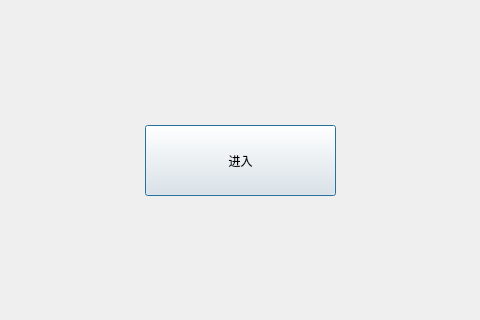
Before: the Qt Designer form identify/mdui.ui in hostmo/cang, drawn with Qt 5; both pictures show x 285 to 765 and y 265 to 585 of the 1043 by 694 pixel window.
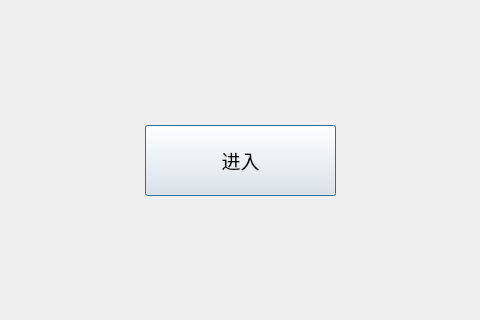
After: the same form once the commit is applied.

```diff
--- a/identify/mdui.ui
+++ b/identify/mdui.ui
@@ -35,6 +35,12 @@
      <height>71</height>
     </rect>
    </property>
+   <property name="font">
+    <font>
+     <family>Arial</family>
+     <pointsize>14</pointsize>
+    </font>
+   </property>
    <property name="text">
     <string>进入</string>
    </property>
```
